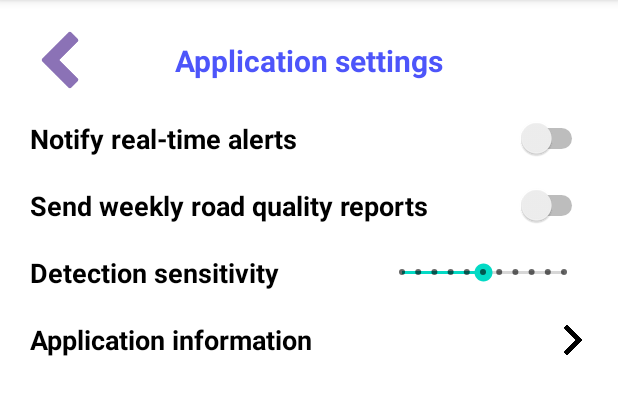
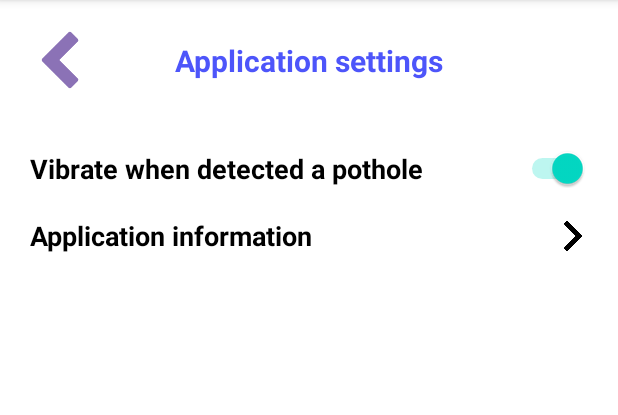
Before and after one commit to andreafletcherdinh/Group-13---Road-Pothole-Detection-Using-Smartphone-Sensor-Data, an Android app: the fragment AppSettingsFragment shown on its own in the app's theme, on a phone screen of 412 x 824 dp, the part 84-499 px from its top. Run offline under Robolectric (Android 15) with nearby library versions, the phone set to English and light mode, and no system bars.

Commit message:
feat(vibration+login): fix auto login + add vibration feature

```diff
--- a/app/src/main/AndroidManifest.xml
+++ b/app/src/main/AndroidManifest.xml
@@ -9,7 +9,7 @@
     <uses-permission android:name="android.permission.INTERNET" />
     <uses-permission android:name="android.permission.READ_EXTERNAL_STORAGE" />
     <uses-permission android:name="android.permission.WRITE_EXTERNAL_STORAGE" />
-
+    <uses-permission android:name="android.permission.VIBRATE" />
 
     <application
         android:allowBackup="true"
@@ -27,7 +27,7 @@
             android:name=".app_ui.settings.SettingsHostActivity"
             android:exported="false" />
         <activity
-            android:name=".ui.map.PotholeDetailActivity"
+            android:name=".app_ui.map.PotholeDetailActivity"
             android:exported="false" />
         <activity
             android:name=".MainActivity"
--- a/app/src/main/java/com/example/road_pothole_detection_13/app_ui/settings/AppSettingsFragment.java
+++ b/app/src/main/java/com/example/road_pothole_detection_13/app_ui/settings/AppSettingsFragment.java
@@ -1,5 +1,7 @@
 package com.example.road_pothole_detection_13.app_ui.settings;
 
+import android.app.Activity;
+import android.content.SharedPreferences;
 import android.os.Bundle;
 
 import androidx.constraintlayout.widget.ConstraintLayout;
@@ -9,7 +11,9 @@ import android.text.Layout;
 import android.view.LayoutInflater;
 import android.view.View;
 import android.view.ViewGroup;
+import android.widget.CompoundButton;
 import android.widget.ImageView;
+import android.widget.Switch;
 
 import com.example.road_pothole_detection_13.R;
 
@@ -71,6 +75,26 @@ public class AppSettingsFragment extends Fragment {
     public void onViewCreated(View view, Bundle savedInstanceState) {
         super.onViewCreated(view, savedInstanceState);
 
+        // Vibration setting
+        SharedPreferences sharedPreferences = getContext().getSharedPreferences("MyAppPrefs", Activity.MODE_PRIVATE);
+        Boolean isVibrationAllowed = sharedPreferences.getBoolean("isVibrationAllowed", true);
+        Switch vibrationSwitch = view.findViewById(R.id.vibrate_switch);
+        vibrationSwitch.setChecked(isVibrationAllowed);
+
+        vibrationSwitch.setOnCheckedChangeListener(new CompoundButton.OnCheckedChangeListener() {
+            @Override
+            public void onCheckedChanged(CompoundButton buttonView, boolean isChecked) {
+                SharedPreferences.Editor editor = sharedPreferences.edit();
+                if (isChecked) {
+                    editor.putBoolean("isVibrationAllowed", true);
+                }
+                else {
+                    editor.putBoolean("isVibrationAllowed", false);
+                }
+                editor.commit();
+            }
+        });
+
         // Back
         ImageView backBtn = view.findViewById(R.id.appSettings_backBtn);
         backBtn.setOnClickListener(new View.OnClickListener() {
--- a/app/src/main/java/com/example/road_pothole_detection_13/app_ui/settings/PasswordSettingFragment.java
+++ b/app/src/main/java/com/example/road_pothole_detection_13/app_ui/settings/PasswordSettingFragment.java
@@ -279,7 +279,11 @@ public class PasswordSettingFragment extends Fragment {
                     SharedPreferences sharedPreferences = getActivity().getSharedPreferences("MyPrefs", Activity.MODE_PRIVATE);
                     SharedPreferences.Editor editor = sharedPreferences.edit();
                     editor.remove("accessToken");
-                    editor.apply();
+                    editor.commit();
+
+                    // Turn off auto login
+                    editor.remove("rememberMe");
+                    editor.commit();
 
                     // Back to login screen
                     Intent intent = new Intent(requireContext(), AuthActivity.class);
--- a/app/src/main/java/com/example/road_pothole_detection_13/app_ui/settings/UserFragment.java
+++ b/app/src/main/java/com/example/road_pothole_detection_13/app_ui/settings/UserFragment.java
@@ -120,8 +120,8 @@ public class UserFragment extends Fragment {
                         // Delete token in cache
                         SharedPreferences sharedPreferences = getActivity().getSharedPreferences("MyPrefs", Activity.MODE_PRIVATE);
                         SharedPreferences.Editor editor = sharedPreferences.edit();
-                        editor.remove("accessToken");
-                        editor.apply();
+                        editor.remove("accessToken").commit();
+                        editor.remove("rememberMe").commit();
 
                         // Back to login screen
                         Intent intent = new Intent(getActivity(), AuthActivity.class);
--- a/app/src/main/res/layout/fragment_app_settings.xml
+++ b/app/src/main/res/layout/fragment_app_settings.xml
@@ -33,8 +33,9 @@
         android:id="@+id/textView53"
         android:layout_width="wrap_content"
         android:layout_height="wrap_content"
-        android:layout_margin="20dp"
-        android:text="Notify real-time alerts"
+        android:layout_marginLeft="20dp"
+        android:layout_marginTop="40dp"
+        android:text="Vibrate when detected a pothole"
         android:textColor="#000000"
         android:textSize="18sp"
         android:textStyle="bold"
@@ -42,60 +43,15 @@
         app:layout_constraintTop_toBottomOf="@+id/appSettings_backBtn" />
 
     <Switch
-        android:id="@+id/switch3"
+        android:id="@+id/vibrate_switch"
         android:layout_width="wrap_content"
         android:layout_height="wrap_content"
         android:layout_marginRight="20dp"
+        android:textColorLink="#4d55fa"
         android:textSize="18sp"
         app:layout_constraintBottom_toBottomOf="@+id/textView53"
         app:layout_constraintEnd_toEndOf="parent"
         app:layout_constraintTop_toTopOf="@+id/textView53" />
-
-    <TextView
-        android:id="@+id/textView55"
-        android:layout_width="wrap_content"
-        android:layout_height="wrap_content"
-        android:layout_margin="20dp"
-        android:text="Send weekly road quality reports"
-        android:textColor="#000000"
-        android:textSize="18sp"
-        android:textStyle="bold"
-        app:layout_constraintStart_toStartOf="parent"
-        app:layout_constraintTop_toBottomOf="@+id/textView53" />
-
-    <Switch
-        android:id="@+id/switch4"
-        android:layout_width="wrap_content"
-        android:layout_height="wrap_content"
-        android:layout_marginRight="20dp"
-        android:textSize="18sp"
-        app:layout_constraintBottom_toBottomOf="@+id/textView55"
-        app:layout_constraintEnd_toEndOf="parent"
-        app:layout_constraintTop_toTopOf="@+id/textView55" />
-
-    <TextView
-        android:id="@+id/textView56"
-        android:layout_width="wrap_content"
-        android:layout_height="wrap_content"
-        android:layout_margin="20dp"
-        android:text="Detection sensitivity"
-        android:textColor="#000000"
-        android:textSize="18sp"
-        android:textStyle="bold"
-        app:layout_constraintStart_toStartOf="parent"
-        app:layout_constraintTop_toBottomOf="@+id/textView55" />
-
-    <SeekBar
-        android:id="@+id/seekBar2"
-        style="@style/Widget.AppCompat.SeekBar.Discrete"
-        android:layout_width="140dp"
-        android:layout_height="wrap_content"
-        android:layout_marginRight="20dp"
-        android:max="10"
-        android:progress="5"
-        app:layout_constraintBottom_toBottomOf="@+id/textView56"
-        app:layout_constraintEnd_toEndOf="parent"
-        app:layout_constraintTop_toTopOf="@+id/textView56" />
 
     <androidx.constraintlayout.widget.ConstraintLayout
         android:id="@+id/appInfo_layout"
@@ -103,7 +59,7 @@
         android:layout_height="wrap_content"
         app:layout_constraintEnd_toEndOf="parent"
         app:layout_constraintStart_toStartOf="parent"
-        app:layout_constraintTop_toBottomOf="@+id/textView56">
+        app:layout_constraintTop_toBottomOf="@+id/textView53">
 
         <TextView
             android:id="@+id/textView57"
```
Also changed, not shown: app/src/main/java/com/example/road_pothole_detection_13/app_ui/map/MapFragment.java (+15 -0 lines), app/src/main/java/com/example/road_pothole_detection_13/auth_ui/LoginFragment.java (+5 -4 lines).
